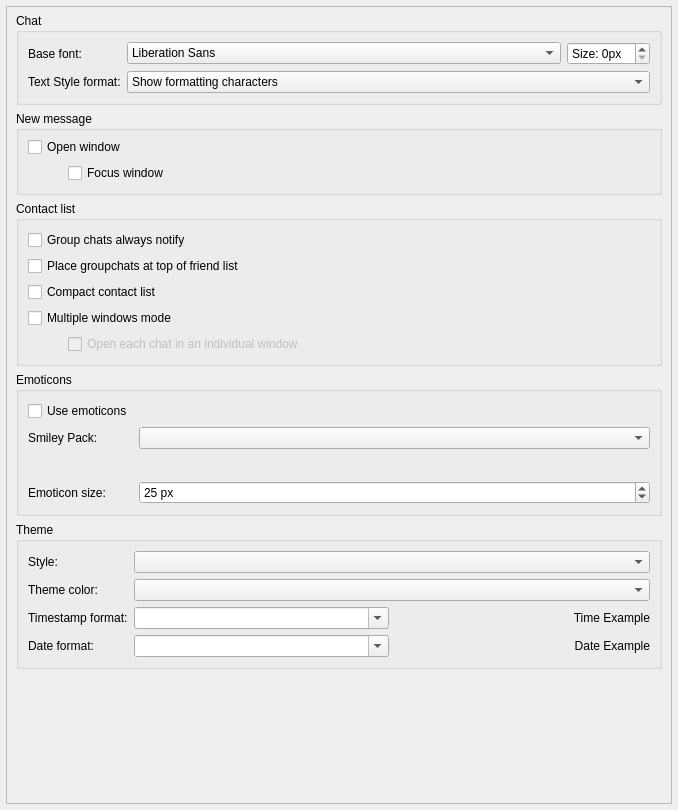
Above: src/widget/form/settings/userinterfacesettings.ui from qTox/qTox before the change. Below: the same form after it.
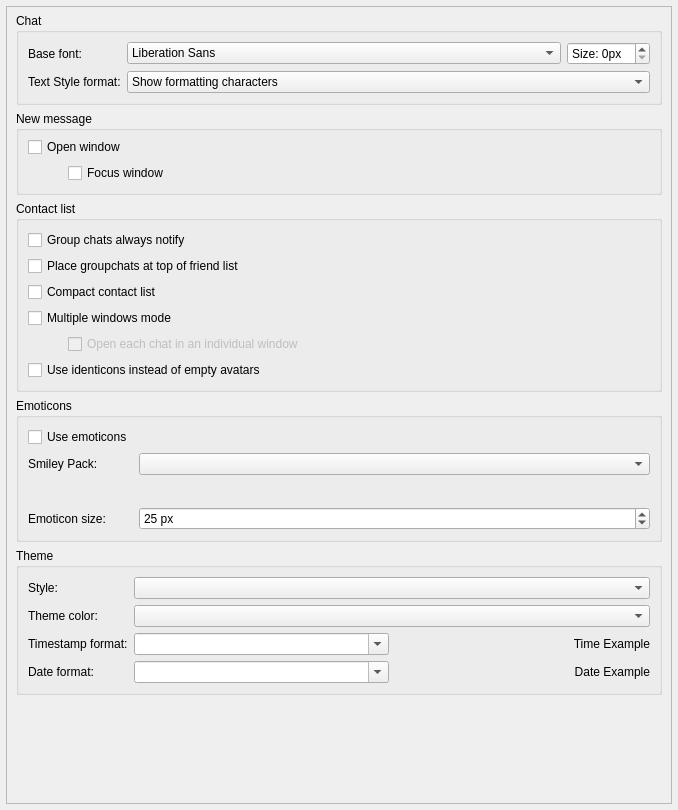
That is the form after the change. Custom widgets are drawn as their Qt base class.

Commit message:
feat(settings): add an option to toggle identicons
Solves #4741

Adds a setting to User Interface tab that allows to toggle displaying
identicons instead of default avatar picture.

The edit to the form file:
```diff
--- a/src/widget/form/settings/userinterfacesettings.ui
+++ b/src/widget/form/settings/userinterfacesettings.ui
@@ -257,6 +257,16 @@
             </item>
            </layout>
           </item>
+          <item>
+           <widget class="QCheckBox" name="cbShowIdenticons">
+            <property name="toolTip">
+             <string comment="toolTip for show identicons">If enabled every contact without an avatar set will have a generated avatar based on their Tox ID instead of a default picture. Requires restart to apply.</string>
+            </property>
+            <property name="text">
+             <string>Use identicons instead of empty avatars</string>
+            </property>
+           </widget>
+          </item>
          </layout>
         </widget>
        </item>
```
The commit also changes 5 other files.
